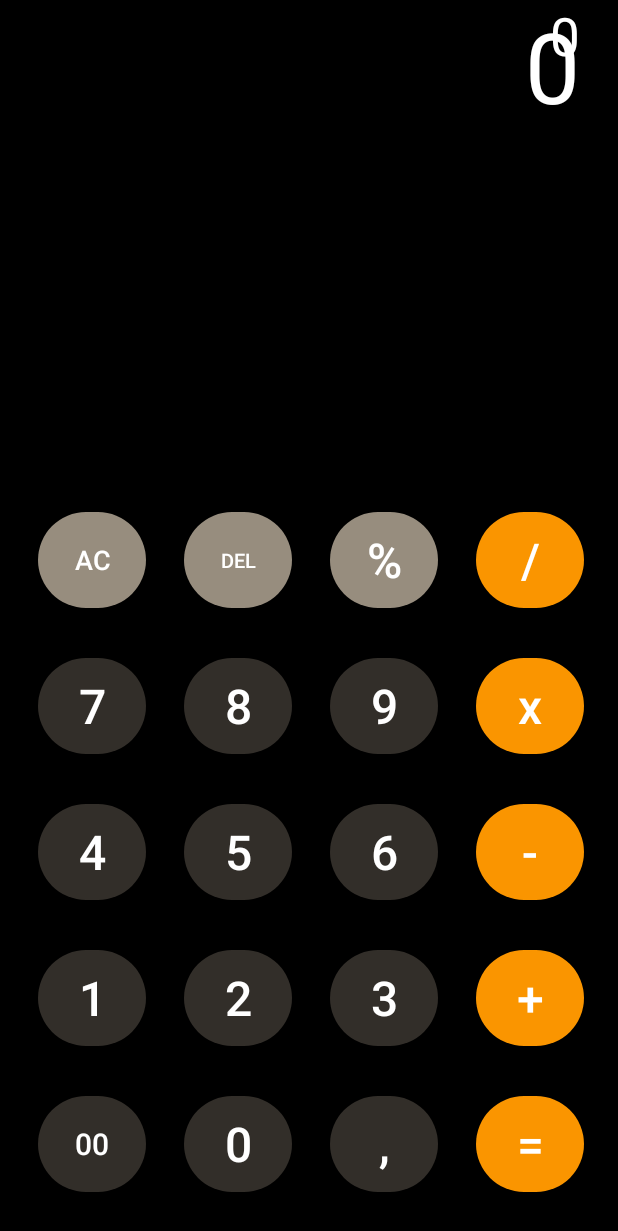
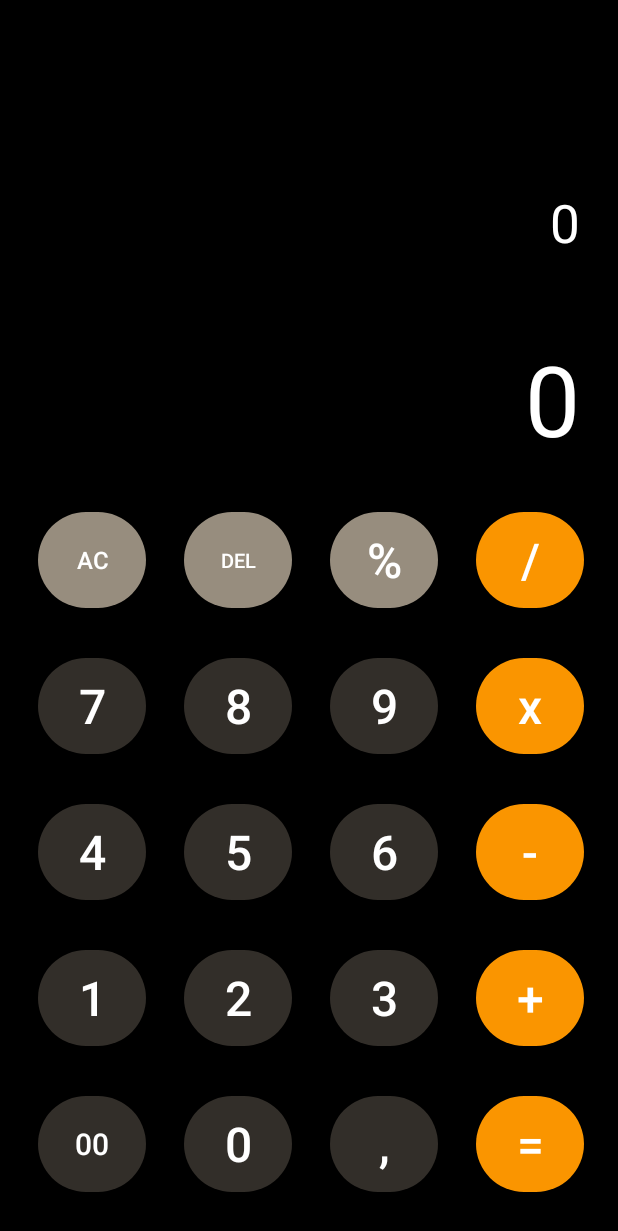
Before and after one commit to ariliawulan/TUGAS_PPAPB4, an Android app: the screen it shows after launch (MainActivity), on a phone screen of 412 x 824 dp. Shown: the top 1231 px of the screen. Run offline under Robolectric (Android 15) with nearby library versions, the phone set to English and light mode, and no system bars.

Commit message:
First Commit

```diff
--- a/app/src/main/res/layout/activity_main.xml
+++ b/app/src/main/res/layout/activity_main.xml
@@ -5,7 +5,6 @@
     android:layout_width="match_parent"
     android:layout_height="match_parent"
     android:background="@color/black"
-    android:layout_alignParentBottom="true"
     tools:context=".MainActivity">
 
     <TextView
@@ -19,20 +18,25 @@
         android:textSize="35dp"
         tools:layout_editor_absoluteX="0dp"
         tools:layout_editor_absoluteY="31dp"
+        android:layout_marginBottom="50dp"
+        app:layout_constraintBottom_toTopOf="@id/result"
+        app:layout_constraintRight_toRightOf="parent"
         tools:ignore="MissingConstraints" />
 
     <TextView
         android:id="@+id/result"
         android:layout_width="match_parent"
         android:layout_height="wrap_content"
+        android:layout_marginRight="25dp"
+        app:layout_goneMarginBottom="25dp"
+        android:layout_marginBottom="28dp"
         android:text="0"
         android:textAlignment="textEnd"
         android:textColor="@color/white"
-        android:layout_marginRight="25dp"
         android:textSize="65dp"
-        tools:ignore="MissingConstraints"
-        tools:layout_editor_absoluteX="0dp"
-        tools:layout_editor_absoluteY="119dp" />
+        app:layout_constraintBottom_toTopOf="@id/button_bagi"
+        app:layout_constraintRight_toRightOf="parent"
+        tools:ignore="MissingConstraints" />
 
     <com.google.android.material.button.MaterialButton
         android:layout_width="72dp"
@@ -43,7 +47,7 @@
         style="@style/ShapeAppearanceOverlay.Material3.FloatingActionButton"
         android:layout_margin="25dp"
         android:id="@+id/button_c"
-        android:textSize="18dp"
+        android:textSize="16dp"
         android:text="AC"
         app:layout_constraintLeft_toLeftOf="parent"
         app:layout_constraintBottom_toTopOf="@id/button_seven"/>
@@ -107,8 +111,7 @@
         app:cornerRadius="50dp"
         app:layout_constraintBottom_toTopOf="@id/button_four"
         app:layout_constraintLeft_toLeftOf="parent"
-        app:layout_constraintStart_toStartOf="parent"
-        app:layout_constraintTop_toEndOf="@id/button_c" />
+        app:layout_constraintStart_toStartOf="parent"/>
 
     <com.google.android.material.button.MaterialButton
         android:id="@+id/button_eight"
```
